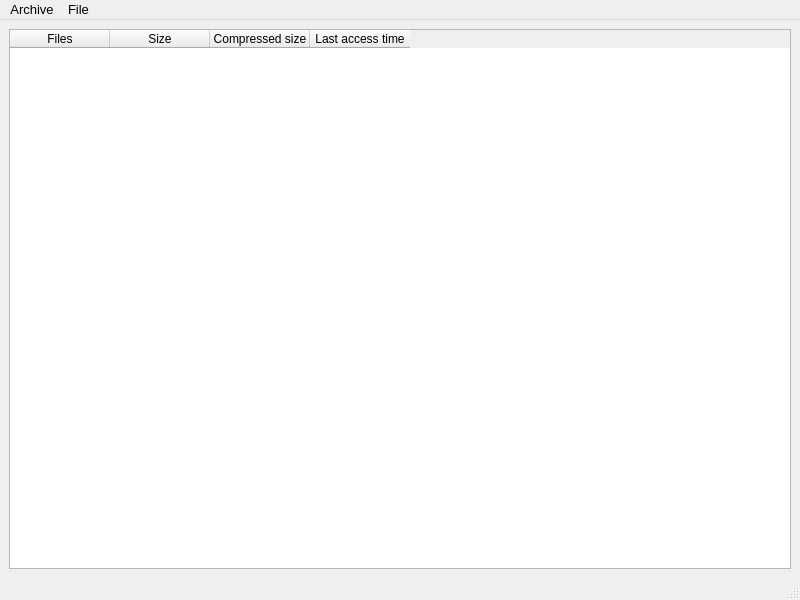
Qt form mainwindow.ui (TodorGrin/FileArchiver_Linux) before a commit.
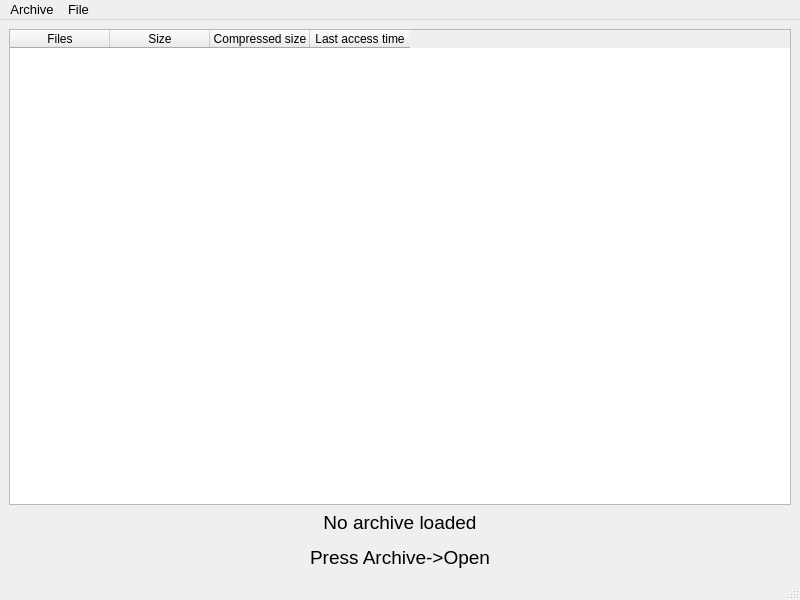
The same form after that commit.

Commit message: Set file metadata, add folders, create archive

```diff
--- a/mainwindow.ui
+++ b/mainwindow.ui
@@ -57,6 +57,24 @@
       </column>
      </widget>
     </item>
+    <item row="1" column="0">
+     <widget class="QLabel" name="noArchiveLoadedLabel">
+      <property name="enabled">
+       <bool>true</bool>
+      </property>
+      <property name="font">
+       <font>
+        <pointsize>14</pointsize>
+       </font>
+      </property>
+      <property name="text">
+       <string>&lt;html&gt;&lt;head/&gt;&lt;body&gt;&lt;p&gt;No archive loaded&lt;/p&gt;&lt;p&gt;Press Archive-&amp;gt;Open&lt;/p&gt;&lt;/body&gt;&lt;/html&gt;</string>
+      </property>
+      <property name="alignment">
+       <set>Qt::AlignCenter</set>
+      </property>
+     </widget>
+    </item>
    </layout>
   </widget>
   <widget class="QMenuBar" name="menubar">
```
Left out of the diff: 15 changed lines with no effect on the pictures. The commit also changes 13 other files.
